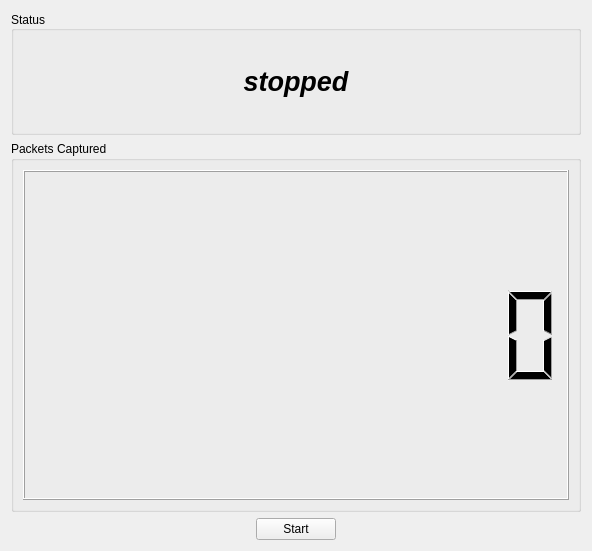
Qt form gui/MainWindow.ui (shilohchi/PacketCapture) before a commit.
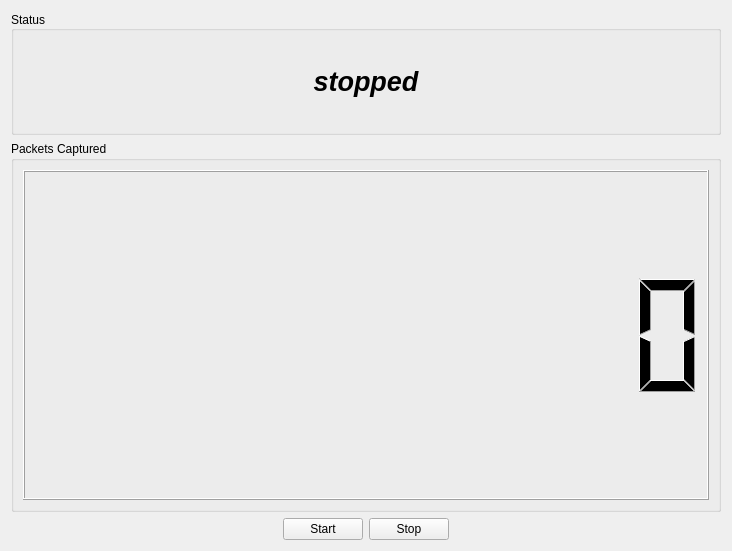
The same form after that commit.

Patch:
```diff
--- a/gui/MainWindow.ui
+++ b/gui/MainWindow.ui
@@ -6,7 +6,7 @@
    <rect>
     <x>0</x>
     <y>0</y>
-    <width>592</width>
+    <width>732</width>
     <height>551</height>
    </rect>
   </property>
@@ -103,6 +103,13 @@
        </property>
       </widget>
      </item>
+     <item>
+      <widget class="QPushButton" name="btnStop">
+       <property name="text">
+        <string>Stop</string>
+       </property>
+      </widget>
+     </item>
      <item>
       <spacer name="horizontalSpacer_2">
        <property name="orientation">
```
Left out of the diff: 2 changed lines with no effect on the pictures.
